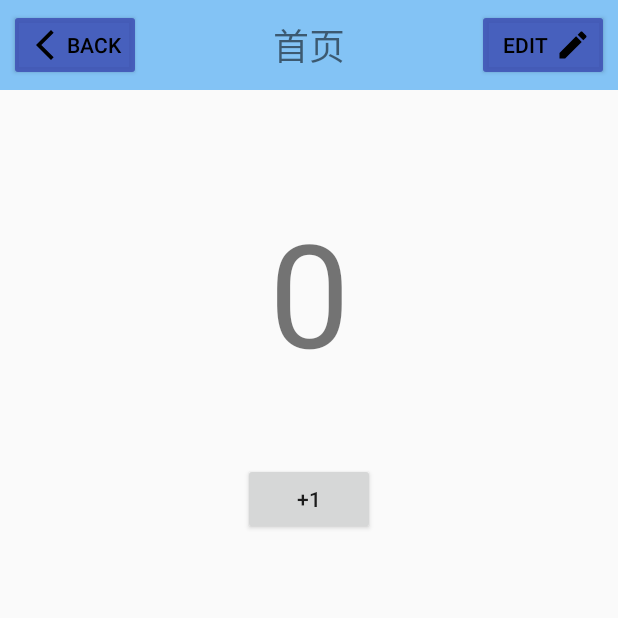
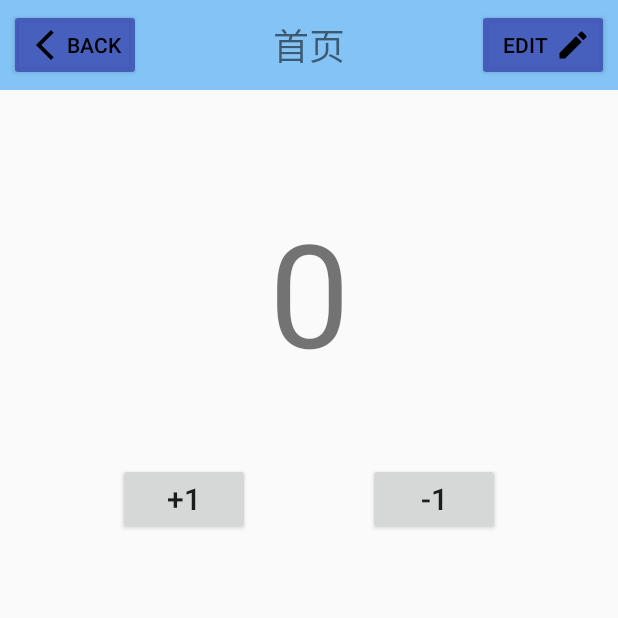
Before and after one commit to tanwang778/CustomControl, an Android app: the screen it shows after launch (MainActivity), on a phone screen of 412 x 824 dp, the top half of it. Run offline under Robolectric (Android 15) with nearby library versions, the phone set to English and light mode, and no system bars.

Commit message:
完成了-1功能的布局

```diff
--- a/app/src/main/res/layout/activity_main.xml
+++ b/app/src/main/res/layout/activity_main.xml
@@ -33,7 +33,21 @@
         android:layout_marginTop="50dp"
         android:layout_weight="1"
         android:text="+1"
-        app:layout_constraintEnd_toEndOf="parent"
+        android:textSize="20sp"
+        app:layout_constraintEnd_toStartOf="@+id/mainBtnSub"
+        app:layout_constraintHorizontal_bias="0.5"
         app:layout_constraintStart_toStartOf="parent"
         app:layout_constraintTop_toBottomOf="@+id/mainTextNum" />
+
+    <Button
+        android:id="@+id/mainBtnSub"
+        android:layout_width="wrap_content"
+        android:layout_height="wrap_content"
+        android:layout_marginTop="50dp"
+        android:text="-1"
+        android:textSize="20sp"
+        app:layout_constraintEnd_toEndOf="parent"
+        app:layout_constraintHorizontal_bias="0.5"
+        app:layout_constraintStart_toEndOf="@+id/mainBtnAdd"
+        app:layout_constraintTop_toBottomOf="@+id/mainTextNum" />
 </androidx.constraintlayout.widget.ConstraintLayout>
```
